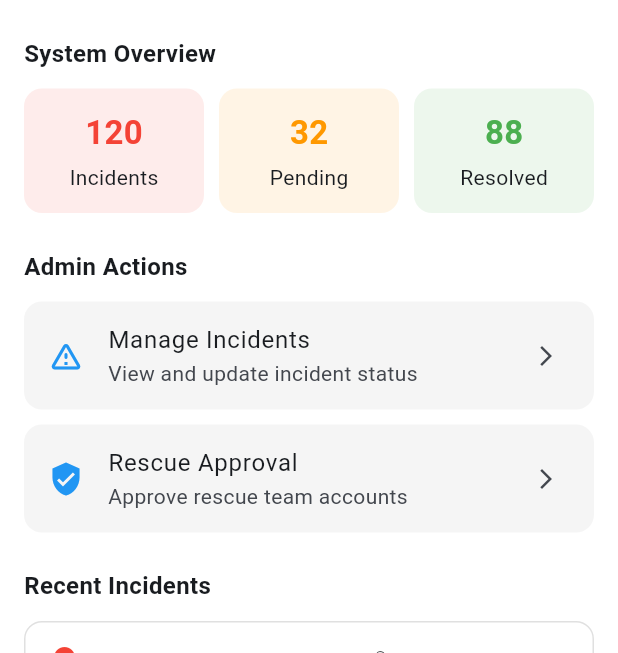
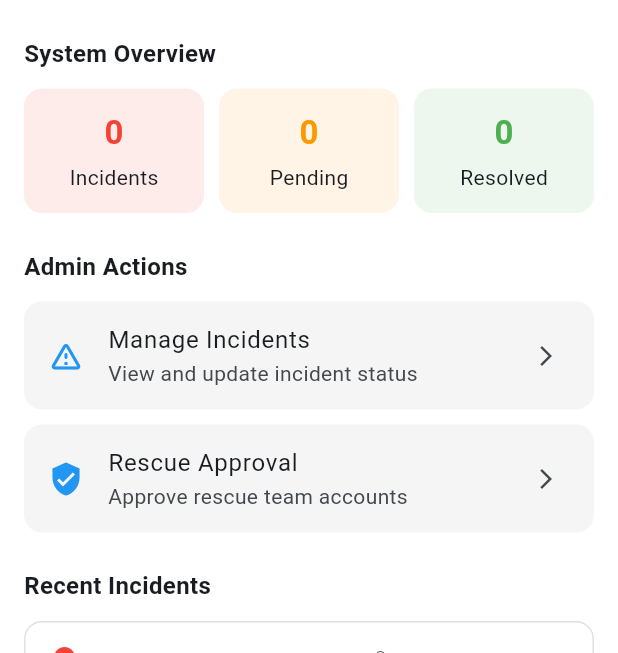
Before and after one commit to Yoshi4489/Thai-Safe, a Flutter app: the AdminHomePage screen opened directly, on a phone screen of 412 x 824 dp, the part 216-869 px from its top. Run offline on Flutter 3.47's test engine with Material 3 defaults, Android fonts, the phone set to English and light mode, and no system bars; our stand-ins replace cloud_firestore, firebase_auth, firebase_core, firebase_storage, flutter_dotenv, flutter_riverpod and 5 more; missing offline and left inert: cloudinary_flutter, cloudinary_url_gen, geoflutterfire2, geohash_plus; accounts and stored records are empty; Roboto replaces fonts that are missing (Sarabun).

Commit message:
Refactor admin dashboard stats to use dynamic incident data and improve loading state handling in app shell

```diff
--- a/lib/features/admin/presentation/admin_page.dart
+++ b/lib/features/admin/presentation/admin_page.dart
@@ -7,7 +7,6 @@ class AdminHomePage extends ConsumerWidget {
 
   @override
   Widget build(BuildContext context, WidgetRef ref) {
-    final incidentController = ref.watch(adminIncidentControllerProvider);
     return Scaffold(
       appBar: AppBar(
         automaticallyImplyLeading: false,
@@ -41,7 +40,7 @@ class AdminHomePage extends ConsumerWidget {
 
             const SizedBox(height: 12),
 
-            _dashboardStats(),
+            _dashboardStats(ref),
 
             const SizedBox(height: 24),
 
@@ -97,14 +96,15 @@ class AdminHomePage extends ConsumerWidget {
     );
   }
 
-  Widget _dashboardStats() {
+  Widget _dashboardStats(WidgetRef ref) {
+    final incidentController = ref.watch(adminIncidentControllerProvider);
     return Row(
       children: [
-        Expanded(child: _statCard("Incidents", "120", Colors.red)),
+        Expanded(child: _statCard("Incidents", incidentController.totalIncidents.toString(), Colors.red)),
         const SizedBox(width: 10),
-        Expanded(child: _statCard("Pending", "32", Colors.orange)),
+        Expanded(child: _statCard("Pending", incidentController.pendingIncidents.toString(), Colors.orange)),
         const SizedBox(width: 10),
-        Expanded(child: _statCard("Resolved", "88", Colors.green)),
+        Expanded(child: _statCard("Resolved", incidentController.resolvedIncidents.toString(), Colors.green)),
       ],
     );
   }
```
Also changed, not shown: lib/features/app_shell.dart (+7 -1 lines).
